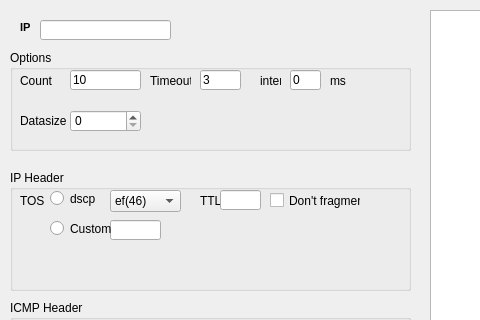
Before: the Qt Designer form mainwindow.ui in Antonotna/GEPinger, drawn with Qt 5; both pictures show x 0 to 480 and y 0 to 320 of the 835 by 562 pixel window.
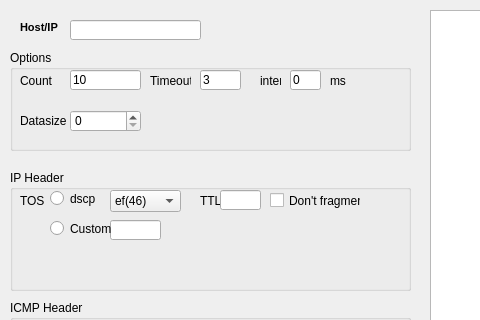
After: the same form once the commit is applied. Custom widgets are drawn as their Qt base class.

```diff
--- a/mainwindow.ui
+++ b/mainwindow.ui
@@ -37,7 +37,7 @@
    <widget class="QLineEdit" name="ipAddr">
     <property name="geometry">
      <rect>
-      <x>40</x>
+      <x>70</x>
       <y>20</y>
       <width>131</width>
       <height>20</height>
@@ -49,7 +49,7 @@
      <rect>
       <x>20</x>
       <y>20</y>
-      <width>21</width>
+      <width>51</width>
       <height>16</height>
      </rect>
     </property>
@@ -58,7 +58,7 @@
 &lt;html&gt;&lt;head&gt;&lt;meta name=&quot;qrichtext&quot; content=&quot;1&quot; /&gt;&lt;style type=&quot;text/css&quot;&gt;
 p, li { white-space: pre-wrap; }
 &lt;/style&gt;&lt;/head&gt;&lt;body style=&quot; font-family:'MS Shell Dlg 2'; font-size:8.25pt; font-weight:400; font-style:normal;&quot;&gt;
-&lt;p style=&quot; margin-top:0px; margin-bottom:0px; margin-left:0px; margin-right:0px; -qt-block-indent:0; text-indent:0px;&quot;&gt;&lt;span style=&quot; font-size:8pt; font-weight:600;&quot;&gt;IP&lt;/span&gt;&lt;/p&gt;&lt;/body&gt;&lt;/html&gt;</string>
+&lt;p style=&quot; margin-top:0px; margin-bottom:0px; margin-left:0px; margin-right:0px; -qt-block-indent:0; text-indent:0px;&quot;&gt;&lt;span style=&quot; font-size:8pt; font-weight:600;&quot;&gt;Host/IP&lt;/span&gt;&lt;/p&gt;&lt;/body&gt;&lt;/html&gt;</string>
     </property>
    </widget>
    <widget class="QPushButton" name="ping">
```
